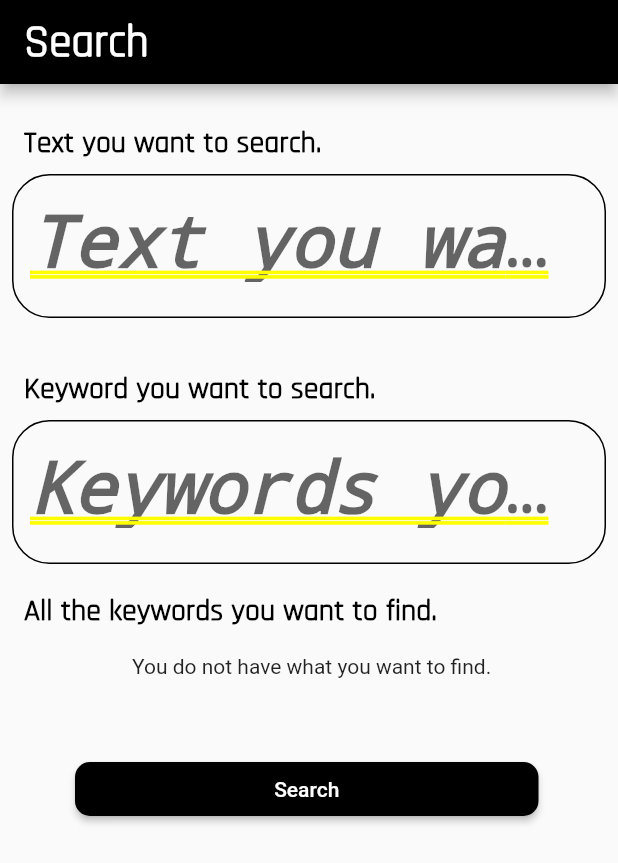
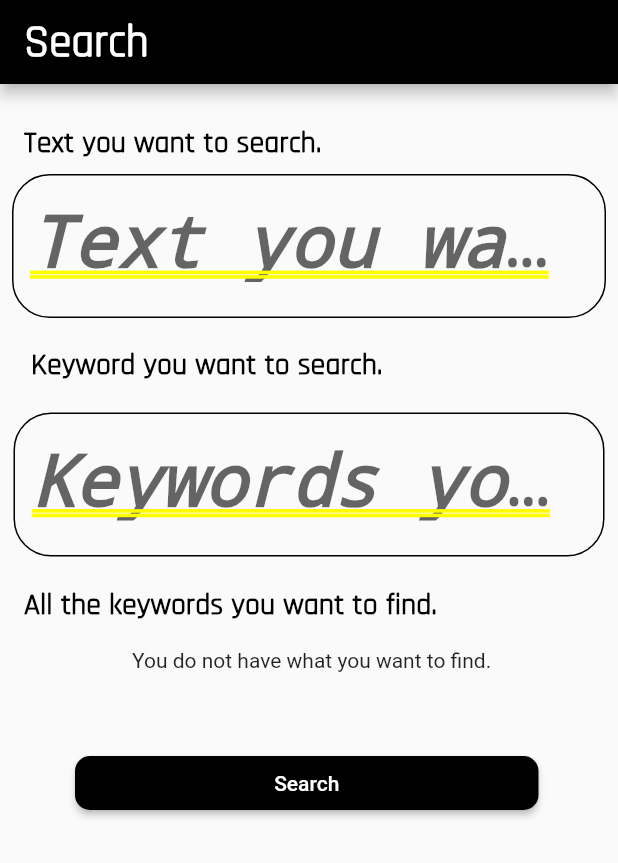
Before and after one commit to pimtidaN455/Picclasso-Final, a Flutter app: the Searchpage screen opened directly with empty values, on a phone screen of 412 x 824 dp. Shown: the top 863 px of the screen. Run offline on Flutter 3.47's test engine with Material 2 defaults, Android fonts, the light colour scheme and no system bars; drawn by our look-alikes of flutter_typeahead; our stand-ins replace cached_network_image, carousel_slider, convert, dio, file_picker, get and 7 more; missing offline and left inert: dart:ffi, image_downloader, multi_image_picker; accounts and stored records are empty.

Commit message:
เสร็จละโว้ยยย

```diff
--- a/lib/page/PagesF/PageSearch/SearchPage.dart
+++ b/lib/page/PagesF/PageSearch/SearchPage.dart
@@ -25,8 +25,8 @@ class Searchpage extends StatelessWidget {
   @override
   Widget build(BuildContext context) {
     screen = MediaQuery.of(context).size.width;
-    return SafeArea(
-        child: Scaffold(
+    return Scaffold(
+      resizeToAvoidBottomInset: false,
       appBar: AppBar(
         backgroundColor: Color.fromARGB(255, 0, 0, 0),
         title: Text(
@@ -40,7 +40,11 @@ class Searchpage extends StatelessWidget {
         ),
         automaticallyImplyLeading: false,
       ),
-      body: Column(crossAxisAlignment: CrossAxisAlignment.start, children: [
+      body: SingleChildScrollView(
+        child: Padding(
+            padding: EdgeInsetsDirectional.fromSTEB(0, 0, 0, 0),
+            child:
+                Column(crossAxisAlignment: CrossAxisAlignment.start, children: [
               Text(
                 "\n   Text you want to search. ",
                 style: TextStyle(
@@ -66,13 +70,15 @@ class Searchpage extends StatelessWidget {
                     border: OutlineInputBorder(),
                     labelText: 'Text you want to search ',
                     //prefixIcon: Icon(Icons.tag),
-              enabledBorder:
-                  OutlineInputBorder(borderRadius: BorderRadius.circular(25)),
+                    enabledBorder: OutlineInputBorder(
+                        borderRadius: BorderRadius.circular(25)),
                   ),
                 ),
               ),
-        Text(
-          "\n   Keyword you want to search. ",
+              Padding(
+                padding: const EdgeInsets.all(10),
+                child: Text(
+                  "  Keyword you want to search. ",
                   style: TextStyle(
                     fontSize: 20,
                     color: MyStyle().blackColor,
@@ -80,8 +86,9 @@ class Searchpage extends StatelessWidget {
                     fontFamily: 'Rajdhani',
                   ),
                 ),
+              ),
               Padding(
-          padding: const EdgeInsets.all(8),
+                padding: const EdgeInsets.all(9),
                 child: TypeAheadField(
                   textFieldConfiguration: TextFieldConfiguration(
                     controller: textController,
@@ -97,8 +104,8 @@ class Searchpage extends StatelessWidget {
                       border: OutlineInputBorder(),
                       labelText: 'Keywords you want to search ',
                       //prefixIcon: Icon(Icons.tag),
-                enabledBorder:
-                    OutlineInputBorder(borderRadius: BorderRadius.circular(25)),
+                      enabledBorder: OutlineInputBorder(
+                          borderRadius: BorderRadius.circular(25)),
                     ),
                   ),
                   suggestionsCallback: (String pattern) {
@@ -134,7 +141,8 @@ class Searchpage extends StatelessWidget {
                   : Wrap(
                       children: controller.listTagSearch
                           .map((element) => Padding(
-                          padding: const EdgeInsets.symmetric(horizontal: 4),
+                                padding:
+                                    const EdgeInsets.symmetric(horizontal: 4),
                                 child: Chip(
                                   label: Text(element),
                                   deleteIcon: Icon(Icons.clear),
@@ -151,8 +159,9 @@ class Searchpage extends StatelessWidget {
                   children: [
                     buttonSearch(context),
                   ])
-      ]),
-    ));
+            ])),
+      ),
+    );
   }
 
   Container buttonSearch(var context) {
```
Also changed, not shown: lib/page/PagesF/PageHomeAlbum/setting_album_client.dart (+30 -16 lines), lib/page/PagesF/PageSearch/Select_Text_show.dart (+2 -19 lines). Lines whose indentation alone changed are shown as unchanged.
